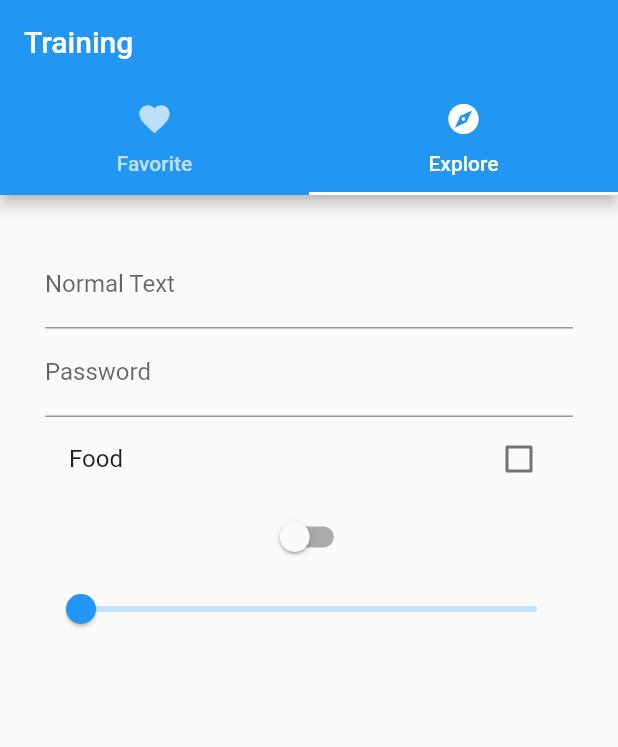
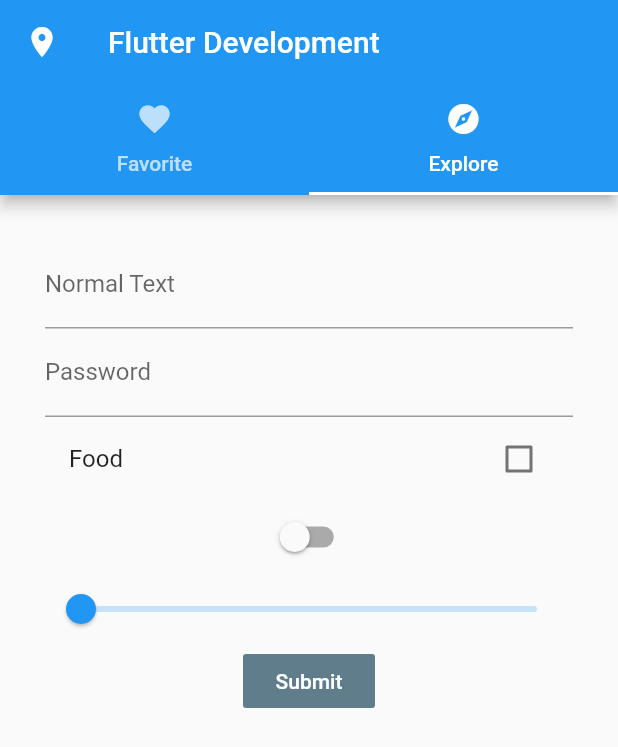
Before and after one commit to bryanbauzon/flutter_training, a Flutter app: the screen it shows after launch, tab 2 chosen, on a phone screen of 412 x 824 dp. Shown: the top 747 px of the screen. Run offline on Flutter 3.47's test engine with Material 2 defaults, Android fonts, the phone set to English and light mode, and no system bars.

Commit message:
added snackbar!

```diff
--- a/lib/screens/explore-page.dart
+++ b/lib/screens/explore-page.dart
@@ -65,6 +65,21 @@ class _ExploreWidgetApp extends State<ExploreWidget>{
             },
           ),
 
+          FlatButton(onPressed: (){
+              final snackBar = SnackBar(content: Text("Camille"),
+                action:SnackBarAction(
+                  label:"Okay",
+                  onPressed: (){
+
+                  },
+                )
+              );
+              Scaffold.of(context).showSnackBar(snackBar);
+          },
+            color:Colors.blueGrey,
+            textColor: Colors.white,
+           child: Text("Submit",))
+
           ],
         ),
         )
--- a/lib/screens/favorite-page.dart
+++ b/lib/screens/favorite-page.dart
@@ -1,4 +1,5 @@
 import 'package:flutter/material.dart';
+
 
 class FavoriteWidget extends StatefulWidget{
   @override
@@ -39,6 +40,8 @@ class _FavoriteWidgetApp extends State<FavoriteWidget>{
                 label: Text("Bryan"), onPressed: (){
 
               }),
+
+
           ],
         ),
         )
--- a/lib/screens/training-page.dart
+++ b/lib/screens/training-page.dart
@@ -32,7 +32,8 @@ class _TrainingPageState extends State<TraingPage> with SingleTickerProviderStat
   Widget build(BuildContext context) {
     return Scaffold(
       appBar: AppBar(
-        title: Text("Training"),
+        leading: Icon(Icons.place),
+        title: Text("Flutter Development"),
         bottom: TabBar(
           controller: _tabController,
           tabs:myTabs
```
